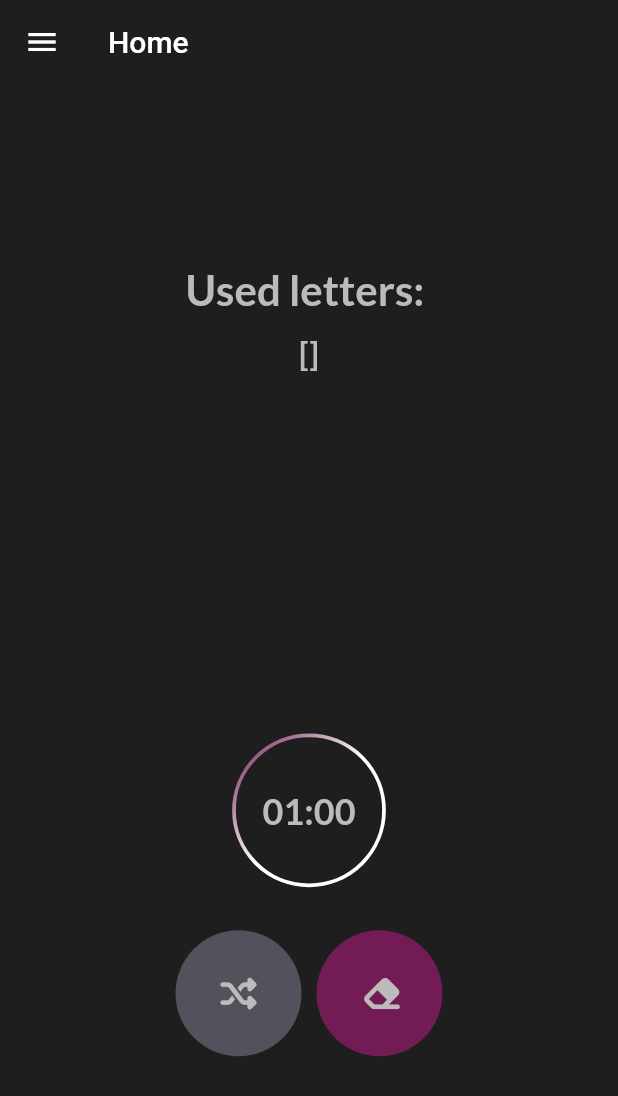
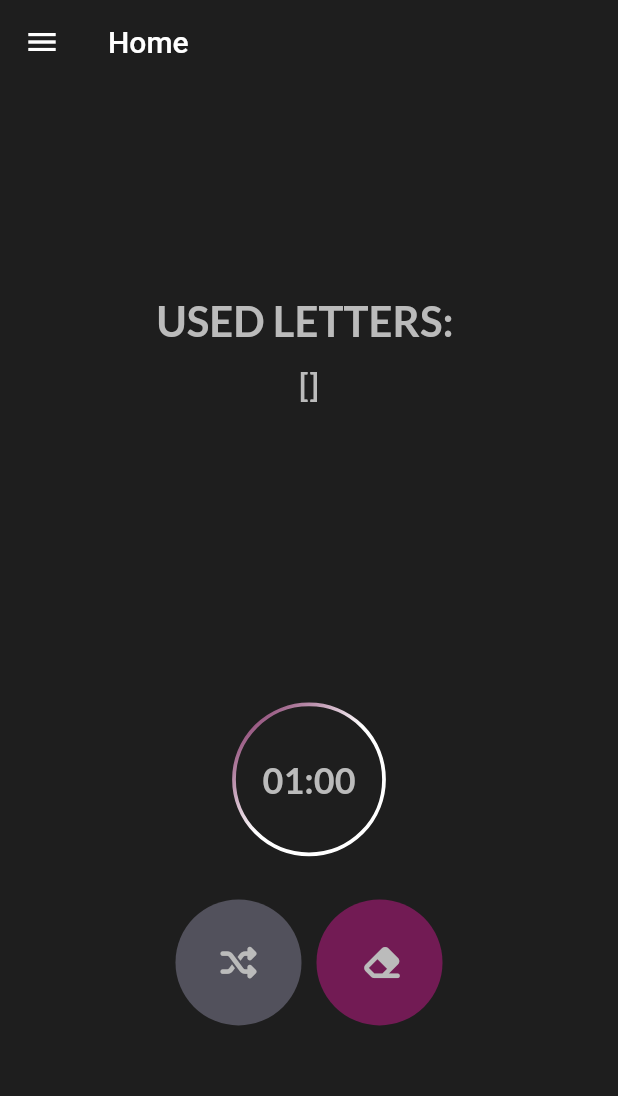
Before and after one commit to Emanuel-DSC/Random-Letter-Generator-Stop, a Flutter app: the screen it shows after launch, on a phone screen of 412 x 824 dp. Shown: the top 1096 px of the screen. Run offline on Flutter 3.47's test engine with Material 2 defaults, Android fonts, the light colour scheme and no system bars; drawn by our look-alikes of circular_countdown_timer, hidden_drawer_menu; our stand-ins replace flutter_animate, font_awesome_flutter, get_storage, google_fonts, numberpicker; missing offline and left inert: flutter_ringtone_player.

Commit message:
home ui changes

```diff
--- a/lib/constants.dart
+++ b/lib/constants.dart
@@ -11,7 +11,7 @@
 Color kCategoriesTileColor = const Color(0xFF5a3b58);
 
 // alert dialog
-String kUsedLettersText = 'Used letters: ';
+String kUsedLettersText = 'Used letters: '.toUpperCase();
 String kAlertDialogTitle = 'Whoah!';
 String kAlertDialogText =
     'You used every letter of the alphabet. I hope you had a good game';
--- a/lib/screens/home.dart
+++ b/lib/screens/home.dart
@@ -76,7 +76,6 @@
               supportLetter = '';
               list.addAll(supportList);
               supportList = [];
-              print(list);
             });
             Navigator.of(context).pop();
           },
@@ -121,7 +120,7 @@
                   child: LatoText(
                       size: 22, text: supportList.toString().toUpperCase()),
                 ),
-                SizedBox(height: MediaQuery.of(context).size.height * 0.1),
+                SizedBox(height: MediaQuery.of(context).size.height * 0.05),
                 Raffle(isVisible: MyHomePage.playAnimation),
                 Visibility(
                     maintainState: true,
```
